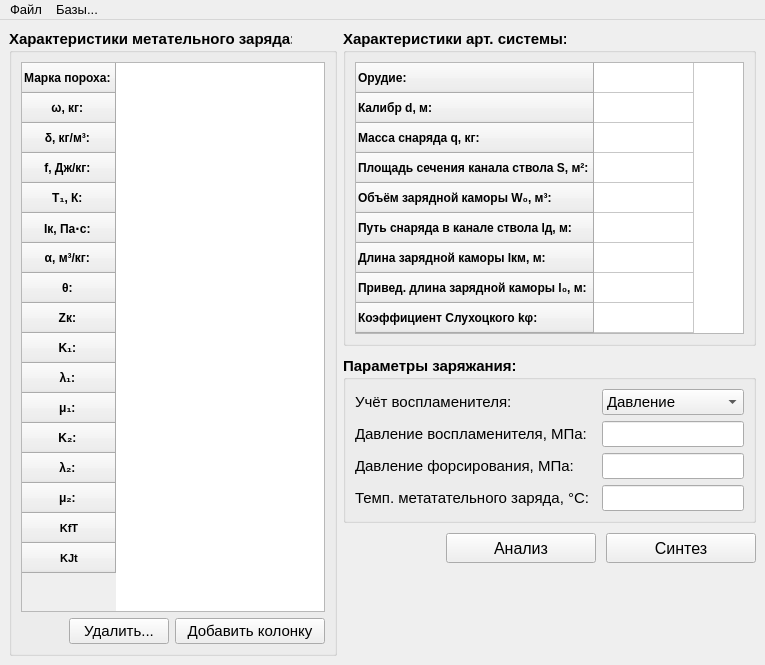
This is GUI/MainWindow/init.ui in sabbraxcaddabra/IntBalOptimization as Qt 5 draws it before an edit. The edited form follows.
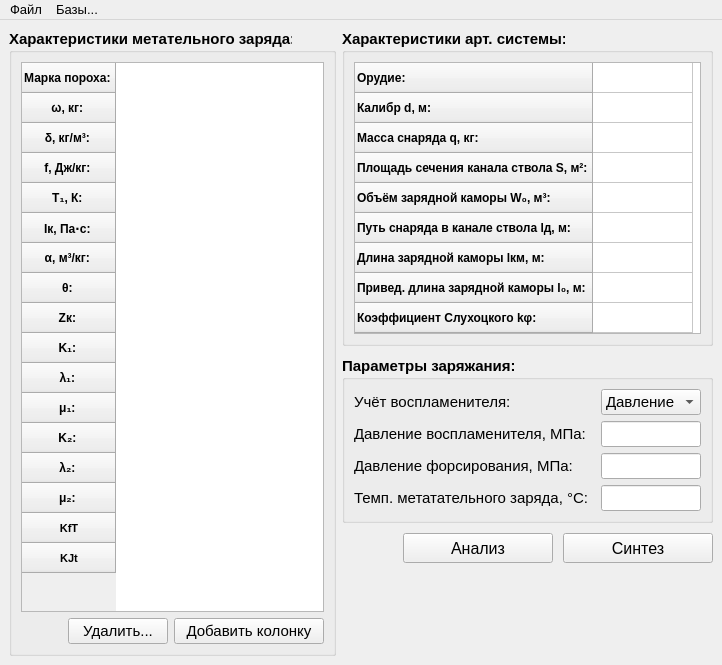
This is the edited form.

```diff
--- a/GUI/MainWindow/init.ui
+++ b/GUI/MainWindow/init.ui
@@ -9,7 +9,7 @@
    <rect>
     <x>0</x>
     <y>0</y>
-    <width>765</width>
+    <width>721</width>
     <height>665</height>
    </rect>
   </property>
@@ -1050,7 +1050,7 @@
     <rect>
      <x>0</x>
      <y>0</y>
-     <width>765</width>
+     <width>721</width>
      <height>23</height>
     </rect>
    </property>
```
Left out of the diff: 12 changed lines with no effect on the pictures.
